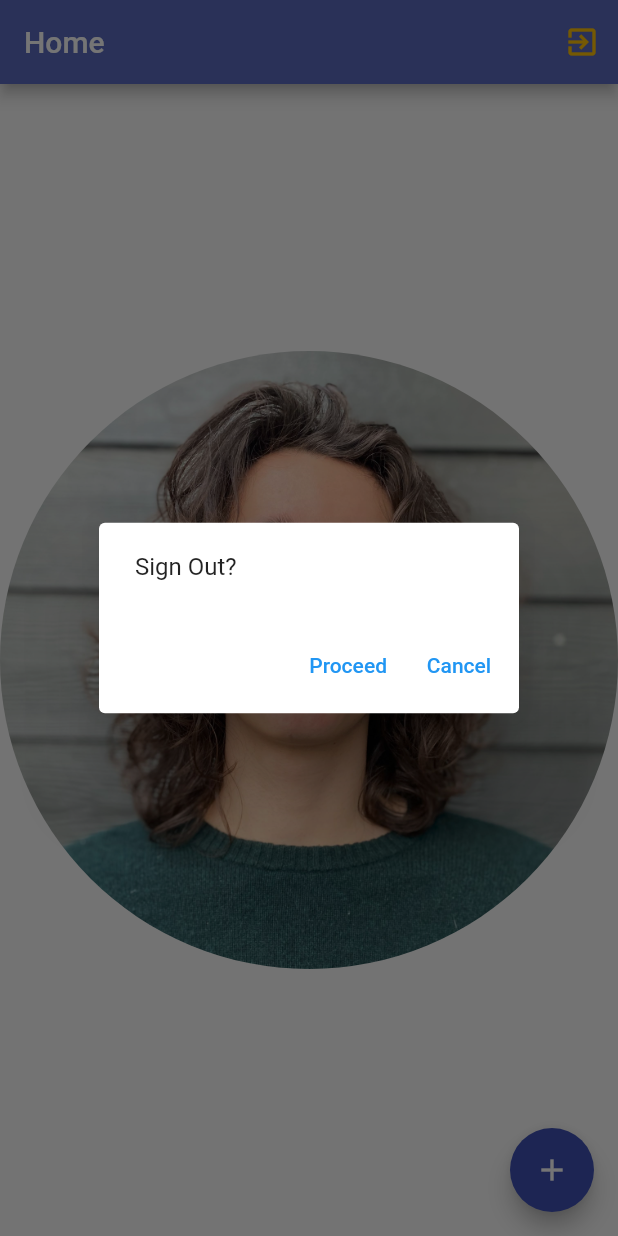
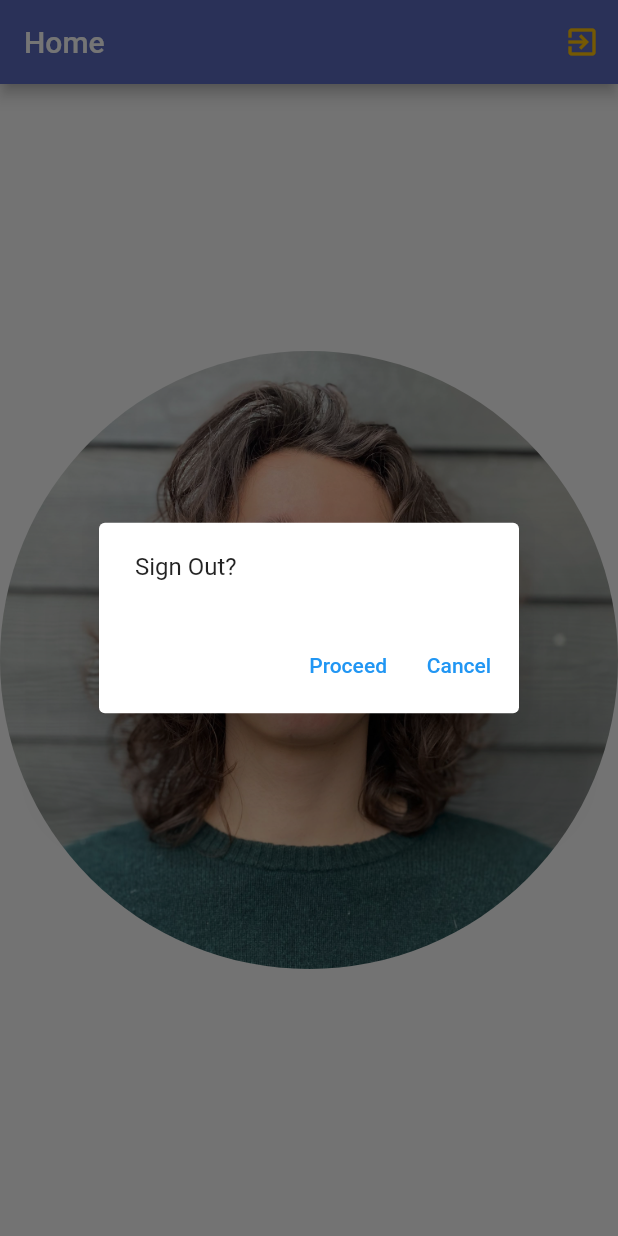
Before and after one commit to jimmbuzz/fanpage, a Flutter app: the Home screen opened directly, after a tap on the "exit to app" icon, on a phone screen of 412 x 824 dp. Run offline on Flutter 3.47's test engine with Material 2 defaults, Android fonts, the light colour scheme and no system bars; our stand-ins replace cloud_firestore, firebase_auth, firebase_core, google_sign_in; accounts and stored records are empty.

Commit message:
cleaned up

```diff
--- a/lib/screens/auth/authenticate.dart
+++ b/lib/screens/auth/authenticate.dart
@@ -6,10 +6,7 @@ import 'package:cloud_firestore/cloud_firestore.dart';
 import 'package:google_sign_in/google_sign_in.dart';
 import 'package:fan_page/screens/home/home.dart';
 
-//import 'package:flutter_signin_button/flutter_signin_button.dart';
-
 class Authenticate extends StatefulWidget {
-  //const ({ Key? key }) : super(key: key);
 
   @override
   _AuthenticateState createState() => _AuthenticateState();
@@ -18,9 +15,9 @@ class Authenticate extends StatefulWidget {
 class _AuthenticateState extends State<Authenticate> {
   @override
 
-  late User _user;
+
   final FirebaseAuth _auth = FirebaseAuth.instance;
-  final GoogleSignIn _googleSignIn = GoogleSignIn();
+
   CollectionReference _firestore = FirebaseFirestore.instance.collection('users');
 
   Widget build(BuildContext context) {
@@ -73,7 +70,7 @@ class _AuthenticateState extends State<Authenticate> {
                         MaterialPageRoute(builder: (context) => SignIn()),
                       );
                     },
-                    child: Text('Login With Email'),
+                    child: Text('Sign in with Email'),
                   ),
             ),
           ]),
@@ -94,7 +91,6 @@ class _AuthenticateState extends State<Authenticate> {
       idToken: googleAuth.idToken,
     );
 
-
     _auth.signInWithCredential(credential).then((result) {
       //check if user has data in firestore and if not create it
         _firestore.doc(_auth.currentUser!.uid).get()
@@ -113,7 +109,6 @@ class _AuthenticateState extends State<Authenticate> {
             }
           }
         );
-      print("Debug: "+_auth.currentUser!.email.toString());
       Navigator.pushReplacement (
           context,
           MaterialPageRoute(builder: (context) => Home(uid: result.user!.uid)),
--- a/lib/screens/auth/sign_in.dart
+++ b/lib/screens/auth/sign_in.dart
@@ -16,17 +16,14 @@ class _SignInState extends State<SignIn> {
   TextEditingController passwordController = TextEditingController();
   final FirebaseAuth _auth = FirebaseAuth.instance;
   bool isLoading = false;
-  //var child;
- // User user = await _auth.instance.signIn
 
   @override
   Widget build(BuildContext context) {
     return Scaffold(
-      //backgroundColor: Colors.purple[100],
       appBar: AppBar(
         backgroundColor: Colors.indigo[400],
         elevation: 0.0,
-        title: Text('Sign in to my lame ass app'),
+        title: Text('Sign in'),
       ),
       body:
       Form(
@@ -85,7 +82,6 @@ class _SignInState extends State<SignIn> {
                       setState(() {
                         isLoading = true;
                       });
-                      //_auth.signInEmailPass();
                       loginFB();
                     }
                   },
@@ -130,61 +126,3 @@ class _SignInState extends State<SignIn> {
     });
   }
 }
-
-
-
-
-
- //Row(
-      //  children: <Widget>[
-        //  Container(
-          //  //padding: EdgeInsets.symmetric(vertical: 20, horizontal: 50),
-//            child: ElevatedButton(
-  //            child: Text('Register'),
-    //          onPressed: () async {
-      //          dynamic result = await _auth.register();
-        //        if (result == null) {
-          //        print('error signing in');
-            //    } else {
-              //    print('signed in');
-                //  print(result.uid);
-              //  }
-            //  },
-          //  ),
-        //  ),
-      // Container(
-    //        //padding: EdgeInsets.symmetric(vertical: 20, horizontal: 50),
-  //          child: ElevatedButton(
-//              child: Text('Sign in'),
-  //            onPressed: () async {
-    //            //dynamic result = await
-      //         _auth.signInEmailPass();
-        //       _auth.isSignedIn();
-                //if (result == null) {
-                //  print('error signing in');
-                //} else {
-                //  print('signed in');
-                //  print(result.uid);
-                //}
-          //    },
-//            ),
-//          ),
- //         Container(
-   //         //padding: EdgeInsets.symmetric(vertical: 20, horizontal: 50),
-     //       child: ElevatedButton(
-       //       child: Text('Sign Out'),
-         //     onPressed: () async {
-           //     //dynamic result = await
-             //   _auth.signEmOut();
-               // _auth.isSignedIn();
-                //if (result == null) {
-                //  print('error signing in');
-                //} else {
-                //  print('signed in');
-                //  print(result.uid);
-                //}
-          //    },
-        //    ),
-      //    ),
-    //    ],
-  //    )
--- a/lib/screens/home/home.dart
+++ b/lib/screens/home/home.dart
@@ -1,30 +1,17 @@
-import 'package:firebase_database/firebase_database.dart';
 import 'package:flutter/material.dart';
-import 'package:fan_page/screens/auth/register.dart';
 import 'package:cloud_firestore/cloud_firestore.dart';
 import 'package:firebase_auth/firebase_auth.dart';
 import 'package:fan_page/screens/auth/authenticate.dart';
-import 'package:fan_page/models/user.dart';
 
 class Home extends StatelessWidget {
-  //const ({ Key? key }) : super(key: key);
+
   Home({this.uid});
   final String? uid;
 
   @override
   Widget build(BuildContext context) {
     FirebaseAuth _auth = FirebaseAuth.instance;
-    print("Debug0"+uid.toString());
-    FirebaseFirestore.instance
-    .collection('users')
-    .doc(_auth.currentUser!.uid)
-    .get()
-    .then((DocumentSnapshot documentSnapshot) {
-        final bool isAdmin = documentSnapshot.get('isAdmin');
-        print("Debug1:"+isAdmin.toString());
-    });
     return Scaffold(
-      //backgroundColor: Colors.purple[100],
       resizeToAvoidBottomInset: false,
       appBar: AppBar(
         backgroundColor: Colors.indigo[400],
@@ -79,15 +66,9 @@ class Home extends StatelessWidget {
           children: [
             adminMessages(),
           ],
-        )
+        ),
       ),
-      floatingActionButton: FloatingActionButton(
-        onPressed: () {
-          _displayTextInputDialog(context);
-        },
-        child: const Icon(Icons.add),
-        backgroundColor: Colors.indigo,
-      ),
+      floatingActionButton: adminButtom()
     );
   }
   Widget adminMessages() {
@@ -96,7 +77,6 @@ class Home extends StatelessWidget {
         .instance
         .collection('messages')
         .orderBy('timeStamp', descending: true)
-        //.limit(20)
         .snapshots(),
         builder: (context, snapshot) {
           if(!snapshot.hasData) {
@@ -107,7 +87,6 @@ class Home extends StatelessWidget {
               padding: EdgeInsets.all(10.0),
               itemBuilder: (context, index){
                 DocumentSnapshot data = snapshot.data!.docs[index];
-                print ("Debug2: "+data.get('message').toString());
                 return MessageBox(message: data.get('message'));
               },
               itemCount: snapshot.data!.docs.length,
@@ -117,9 +96,35 @@ class Home extends StatelessWidget {
         },
     );
   }
-
+  Future<bool> isAdmin() async {
+    final currentUserUid = FirebaseAuth.instance.currentUser!.uid;
+    final DocumentSnapshot docSnap = await FirebaseFirestore.instance.collection('users').doc(currentUserUid).get();
+    return docSnap.get('isAdmin');
+  }
+  Widget adminButtom() {
+    return FutureBuilder(
+      future: isAdmin(),
+        builder: (context, snapshot) {
+          if(!snapshot.hasData) {
+            return Center (
+              child: CircularProgressIndicator(valueColor: AlwaysStoppedAnimation<Color>(Colors.indigo)));
+          } else {
+            if (snapshot.data != false) {
+              return  FloatingActionButton(
+                onPressed: () {
+                  _displayTextInputDialog(context);
+                },
+                child: const Icon(Icons.add),
+                backgroundColor: Colors.indigo,
+              );
+            } else {
+              return Container();
+            }
+          }
+        },
+    );
+  }
 }
-
 TextEditingController _textFieldController = TextEditingController();
 
 Future<void> _displayTextInputDialog(BuildContext context) async {
@@ -186,121 +191,3 @@ class MessageBox extends StatelessWidget {
     );
   }
 }
-
-
-
-
-
-
-
-
-
-// decoration: BoxDecoration(
-//         borderRadius: BorderRadius.only(
-//           topLeft: Radius.circular(23),
-//           topRight: Radius.circular(23),
-//           bottomLeft: Radius.circular(23),
-//           bottomRight: Radius.circular(23),
-//         ),
-//         gradient: LinearGradient(
-//           colors: [
-//             const Color(0x1FC39BD3),
-//             const Color(0x1FC39BD3)
-//           ]
-//           )
-//       ),
-
-
-
-
-
-
-
-//class AdminButton extends StatelessWidget {
-//  static const routeName = 'auth-button-view';
- // @override
-//  Widget build(BuildContext context) {
- //   return FutureBuilder(
-  //    future: (context, listen: false).isAdmin(),
-  //    builder: (context, snapshot) => snapshot.hasData
-  //    ? snapshot.data
-   //     ? Text("Admin!")
-    //    : Text("Not Admin")
-//      : Text("Loading"),
- //   );
-  //}
-//}
-//class AuthTabBarScreen extends StatelessWidget {
- // static const routeName = 'auth-tab-bar-view';
-  //@override
-  //Widget build(BuildContext context) {
-   // return FutureBuilder(
-    //  future: Provider.of<Auth>(context, listen: false).isAdmin(),
- //     builder: (context, snapshot) => snapshot.hasData
- //         ? snapshot.data // if isAdmin() is true
- //             ? AdminTabBarScreen() // return Admin
- //             : UserTabBarScreen() // else if false, return UserTab
-  //        : Loading(), // while you're waiting for the data, show some kind of loading indicator
-  //  );
- // }
-//}
-//Future<bool> isAdmin(String? userID) async {
-    //bool fuckinAdmin = false;
-    //FirebaseFirestore.instance
-    //.collection('users')
-    //.doc(userID)
-    //.get()
-    //.then((DocumentSnapshot documentSnapshot) {
-    //  if(documentSnapshot.exists) {
-    //    //bool isAdmin = documentSnapshot.get('isAdmin');
-    //
-    //    fuckinAdmin = documentSnapshot.get('isAdmin');
-    //    print("Debug4:"+fuckinAdmin.toString());
-    //    return fuckinAdmin;
-    //
-      // //else {
-        //final bool isAdmin = false;
-
-       // print("Debug1: document does not exist");
-      //  return false;
-     // }
-    //});
-    //print("Debug: THIS SHOULD NOT PRINT");
-    //return fuckinAdmin;
-
-
-    //final currentUserUid = _auth.currentUser!.uid;
-    //What I'm trying to do here is get my isAdmin field which is created when a user is created
-    //final DocumentSnapshot db = await
-    //      databaseReference.collection('users').doc(currentUserUid).get();
-    //return db.data().containsKey('isAdmin');
-   // FirebaseAuth _auth = FirebaseAuth.instance;
-   // final currentUserUid = _auth.currentUser!.uid;
-   // print ("Debug 5: " + currentUserUid);
-   // final DocumentSnapshot documentSnapshot = FirebaseFirestore.instance.collection('users').doc(currentUserUid) as DocumentSnapshot<Object?>;
-   // print(documentSnapshot.toString());
-  //  return false;
-//}
-
-    //final bool isAdmin = documentSnapshot.get('isAdmin');
-    //DocumentReference userRef = _firestoreUser.doc(_auth.currentUser!.uid);
-    //DataSnapshot userData = userRef.get().addSnapshotListener();
-    //Api
-    //DocumentSnapshot userDoc = future.get();
-    //DocumentReference _firestoreMessages = FirebaseFirestore.instance.collection('messages').snapshots();
-
- //   userRef.get().addOnComplete(new OnCompleteListener <DocumentSnapshot>() {
- //     @Override
- //     public void onComplete(@NonNull Task<DocumentSnapshot> task) {
- //       if(task.isSuccessful()) {
- //         DocumentSnapshot userDoc = task.getResult();
-   //       if (userDoc.exists()) {
-    //            Log.d(TAG, "DocumentSnapshot data: " + userDoc.getData());
-    //        } else {
-    //            Log.d(TAG, "No such document");
-    //        }
-    //    } else {
-    //        Log.d(TAG, "get failed with ", task.getException());
-    //    }
-    //  }
-    //});
```
